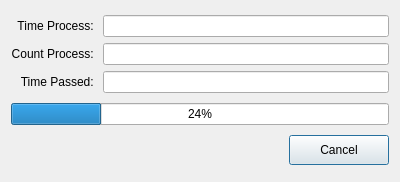
Qt form ZGO2/form/dialoggomarkovanalysisprocess.ui (regissahore/Typewriter) before a commit.
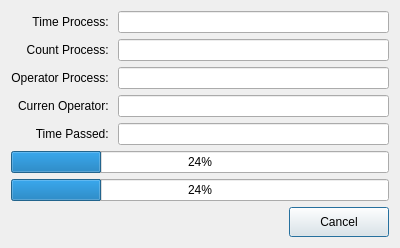
The same form after that commit.

```diff
--- a/ZGO2/form/dialoggomarkovanalysisprocess.ui
+++ b/ZGO2/form/dialoggomarkovanalysisprocess.ui
@@ -7,7 +7,7 @@
     <x>0</x>
     <y>0</y>
     <width>400</width>
-    <height>182</height>
+    <height>236</height>
    </rect>
   </property>
   <property name="windowTitle">
@@ -16,50 +16,37 @@
   <layout class="QVBoxLayout" name="verticalLayout_2">
    <item>
     <layout class="QGridLayout" name="gridLayout">
-     <item row="1" column="0">
-      <widget class="QLabel" name="label_2">
+     <item row="3" column="0">
+      <widget class="QLabel" name="label_5">
        <property name="text">
-        <string>Count Process: </string>
+        <string>Curren Operator: </string>
        </property>
        <property name="alignment">
         <set>Qt::AlignRight|Qt::AlignTrailing|Qt::AlignVCenter</set>
        </property>
       </widget>
      </item>
-     <item row="0" column="0">
-      <widget class="QLabel" name="label">
-       <property name="text">
-        <string>Time Process: </string>
-       </property>
-       <property name="alignment">
-        <set>Qt::AlignRight|Qt::AlignTrailing|Qt::AlignVCenter</set>
-       </property>
-      </widget>
-     </item>
-     <item row="1" column="1">
-      <widget class="QLineEdit" name="lineEditCountProcess">
-       <property name="alignment">
-        <set>Qt::AlignCenter</set>
-       </property>
-       <property name="readOnly">
-        <bool>true</bool>
-       </property>
-      </widget>
-     </item>
-     <item row="0" column="1">
-      <widget class="QLineEdit" name="lineEditTimeProcess">
-       <property name="text">
-        <string/>
-       </property>
-       <property name="alignment">
-        <set>Qt::AlignCenter</set>
-       </property>
-       <property name="readOnly">
-        <bool>true</bool>
-       </property>
-      </widget>
-     </item>
      <item row="2" column="0">
+      <widget class="QLabel" name="label_4">
+       <property name="text">
+        <string>Operator Process: </string>
+       </property>
+       <property name="alignment">
+        <set>Qt::AlignRight|Qt::AlignTrailing|Qt::AlignVCenter</set>
+       </property>
+      </widget>
+     </item>
+     <item row="4" column="2">
+      <widget class="QLineEdit" name="lineEditTimePassed">
+       <property name="alignment">
+        <set>Qt::AlignCenter</set>
+       </property>
+       <property name="readOnly">
+        <bool>true</bool>
+       </property>
+      </widget>
+     </item>
+     <item row="4" column="0">
       <widget class="QLabel" name="label_3">
        <property name="text">
         <string>Time Passed: </string>
@@ -69,8 +56,61 @@
        </property>
       </widget>
      </item>
-     <item row="2" column="1">
-      <widget class="QLineEdit" name="lineEditTimePassed">
+     <item row="0" column="2">
+      <widget class="QLineEdit" name="lineEditTimeProcess">
+       <property name="text">
+        <string/>
+       </property>
+       <property name="alignment">
+        <set>Qt::AlignCenter</set>
+       </property>
+       <property name="readOnly">
+        <bool>true</bool>
+       </property>
+      </widget>
+     </item>
+     <item row="1" column="2">
+      <widget class="QLineEdit" name="lineEditCountProcess">
+       <property name="alignment">
+        <set>Qt::AlignCenter</set>
+       </property>
+       <property name="readOnly">
+        <bool>true</bool>
+       </property>
+      </widget>
+     </item>
+     <item row="0" column="0">
+      <widget class="QLabel" name="label">
+       <property name="text">
+        <string>Time Process: </string>
+       </property>
+       <property name="alignment">
+        <set>Qt::AlignRight|Qt::AlignTrailing|Qt::AlignVCenter</set>
+       </property>
+      </widget>
+     </item>
+     <item row="1" column="0">
+      <widget class="QLabel" name="label_2">
+       <property name="text">
+        <string>Count Process: </string>
+       </property>
+       <property name="alignment">
+        <set>Qt::AlignRight|Qt::AlignTrailing|Qt::AlignVCenter</set>
+       </property>
+      </widget>
+     </item>
+     <item row="2" column="2">
+      <widget class="QLineEdit" name="lineEditOperatorProcess">
+       <property name="alignment">
+        <set>Qt::AlignCenter</set>
+       </property>
+       <property name="readOnly">
+        <bool>true</bool>
+       </property>
+      </widget>
+     </item>
+     <item row="3" column="2">
+      <widget class="QLineEdit" name="lineEditCurrentOperator">
        <property name="alignment">
         <set>Qt::AlignCenter</set>
        </property>
@@ -88,6 +128,13 @@
      </property>
     </widget>
    </item>
+   <item>
+    <widget class="QProgressBar" name="progressBarOperator">
+     <property name="value">
+      <number>24</number>
+     </property>
+    </widget>
+   </item>
    <item>
     <layout class="QHBoxLayout" name="horizontalLayout">
      <item>
```
